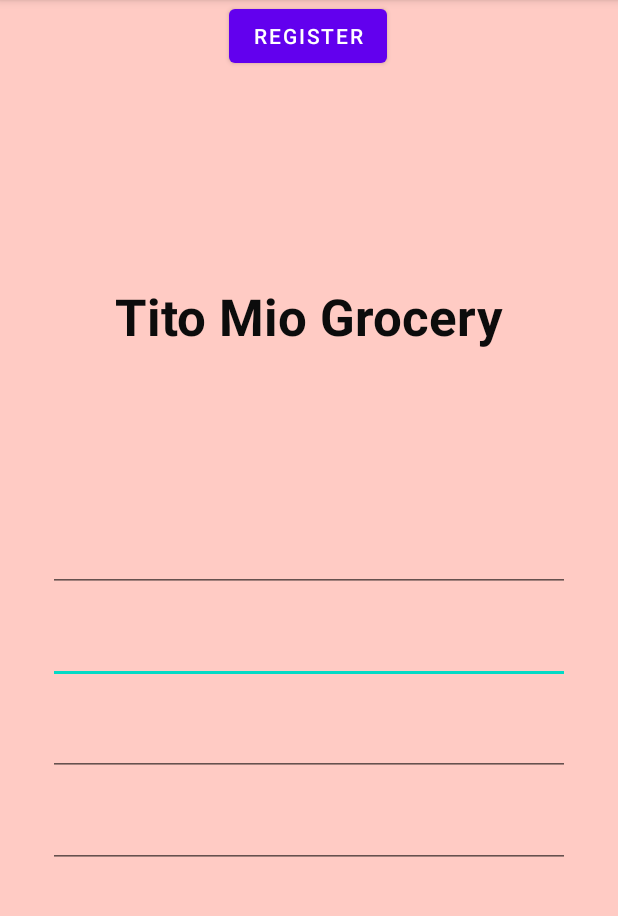
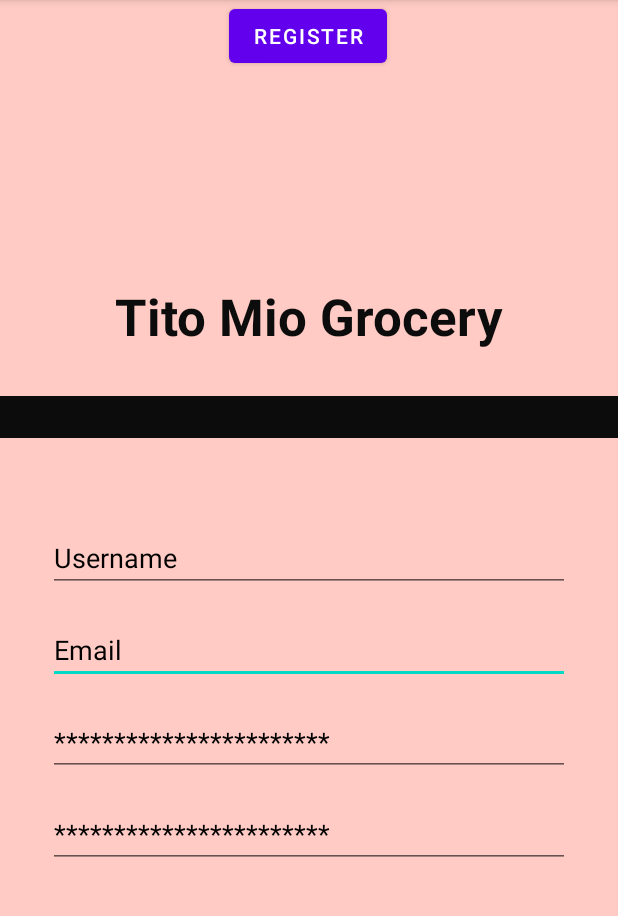
Before and after one commit to EMC1010/GroceryAppActivity3, an Android app: the RegisterActivity screen opened directly, with no data from a screen before it, on a phone screen of 412 x 824 dp, the part 84-1000 px from its top. Run offline under Robolectric (Android 15) with nearby library versions, the phone set to English and light mode, and no system bars.

Commit message:
GroceryAppActivity3

```diff
--- a/app/src/main/res/layout/activity_register.xml
+++ b/app/src/main/res/layout/activity_register.xml
@@ -7,13 +7,16 @@
     android:background="#FFCBC4"
     tools:context=".RegisterActivity">
 
+
     <EditText
         android:id="@+id/inputEmail"
         android:layout_width="0dp"
         android:layout_height="wrap_content"
         android:layout_marginTop="16dp"
         android:ems="10"
+        android:hint="Email"
         android:inputType="textPersonName"
+        android:textColorHint="@color/black"
         app:layout_constraintEnd_toEndOf="@+id/inputUsername"
         app:layout_constraintHorizontal_bias="0.497"
         app:layout_constraintStart_toStartOf="@+id/inputUsername"
@@ -25,7 +28,9 @@
         android:layout_height="wrap_content"
         android:layout_marginTop="16dp"
         android:ems="10"
+        android:hint="***********************"
         android:inputType="textPersonName"
+        android:textColorHint="@color/black"
         app:layout_constraintEnd_toEndOf="@+id/inputEmail"
         app:layout_constraintHorizontal_bias="0.497"
         app:layout_constraintStart_toStartOf="@+id/inputEmail"
@@ -37,7 +42,9 @@
         android:layout_height="wrap_content"
         android:layout_marginTop="16dp"
         android:ems="10"
+        android:hint="***********************"
         android:inputType="textPersonName"
+        android:textColorHint="@color/black"
         app:layout_constraintEnd_toEndOf="@+id/inputPassword"
         app:layout_constraintHorizontal_bias="0.497"
         app:layout_constraintStart_toStartOf="@+id/inputPassword"
@@ -57,6 +64,18 @@
         app:layout_constraintTop_toTopOf="parent"
         app:layout_constraintVertical_bias="0.26" />
 
+    <LinearLayout
+        android:layout_width="416dp"
+        android:layout_height="28dp"
+        android:background="#0C0C0C"
+        android:orientation="vertical"
+        app:layout_constraintBottom_toBottomOf="parent"
+        app:layout_constraintEnd_toEndOf="parent"
+        app:layout_constraintHorizontal_bias="0.6"
+        app:layout_constraintStart_toStartOf="parent"
+        app:layout_constraintTop_toTopOf="parent"
+        app:layout_constraintVertical_bias="0.357"></LinearLayout>
+
     <EditText
         android:id="@+id/inputUsername"
         android:layout_width="0dp"
@@ -65,7 +84,9 @@
         android:layout_marginTop="116dp"
         android:layout_marginEnd="32dp"
         android:ems="10"
+        android:hint="Username"
         android:inputType="textPersonName"
+        android:textColorHint="@color/black"
         app:layout_constraintEnd_toEndOf="parent"
         app:layout_constraintHorizontal_bias="0.0"
         app:layout_constraintStart_toStartOf="parent"
```
